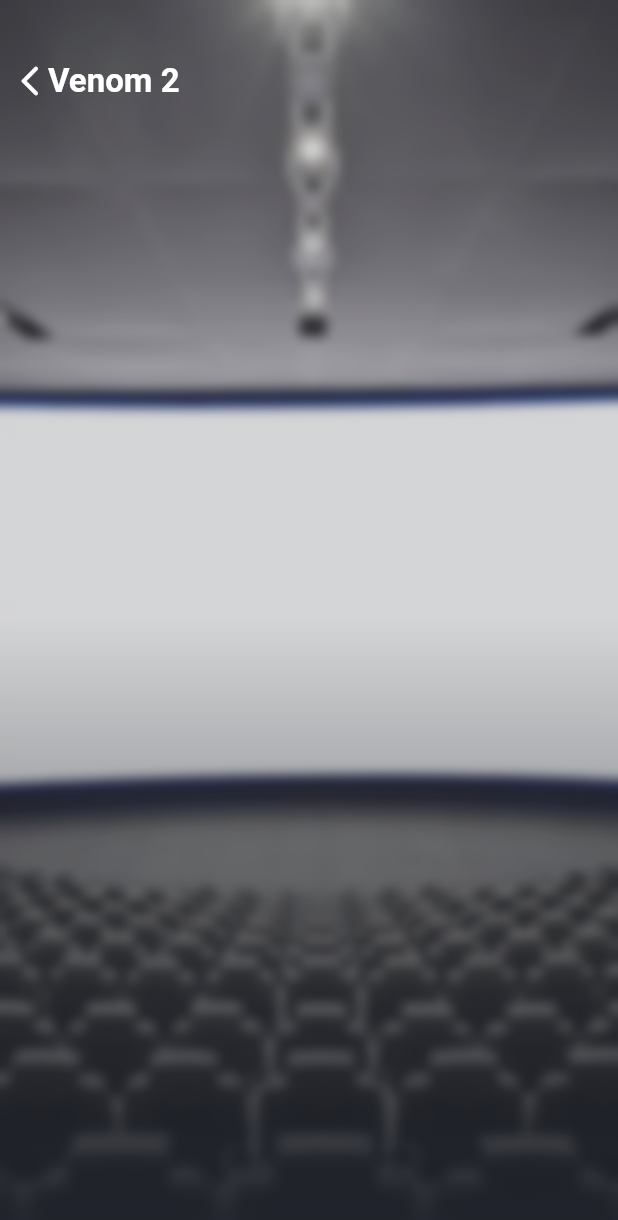
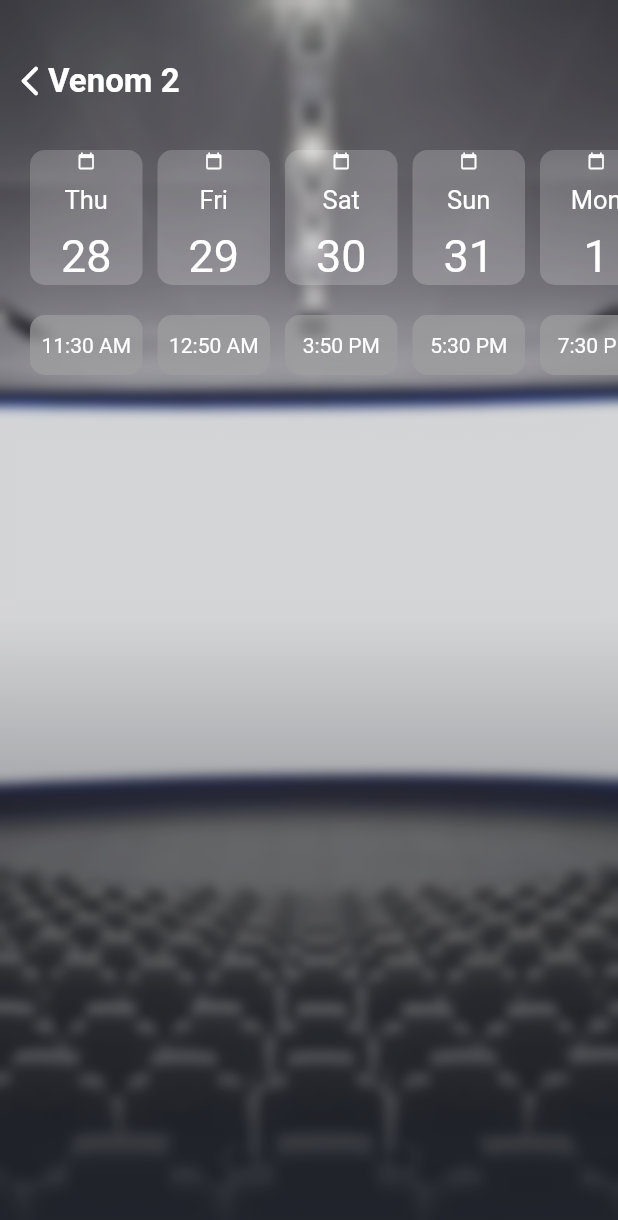
Before and after one commit to bceliktug/se380, a Flutter app: the screen it shows after launch, after a tap on "BOOK NOW", on a phone screen of 412 x 824 dp. Shown: the top 1220 px of the screen. Run offline on Flutter 3.47's test engine with Material 2 defaults, Android fonts, the phone set to English and light mode, and no system bars; our stand-ins replace firebase_auth, firebase_core, flutter_rating_bar, google_fonts, youtube_player_flutter; accounts and stored records are empty.

Commit message:
booknow date selection

```diff
--- a/lib/main.dart
+++ b/lib/main.dart
@@ -1,5 +1,6 @@
 import 'package:firebase_core/firebase_core.dart';
 import 'package:flutter/material.dart';
+import 'package:se380_project/screens/book/book_now.dart';
 import 'package:se380_project/widgets/films.dart';
 
 import 'screens/login.dart';
--- a/lib/screens/book/book_now.dart
+++ b/lib/screens/book/book_now.dart
@@ -3,7 +3,7 @@ import 'package:flutter/material.dart';
 import 'package:se380_project/widgets/datetime_model.dart';
 
 class Booknow extends StatefulWidget {
-  const Booknow({
+  Booknow({
     Key? key,
     required this.movieName,
   }) : super(key: key);
@@ -16,6 +16,7 @@ class Booknow extends StatefulWidget {
 class _BooknowState extends State<Booknow> {
   String movieName;
   _BooknowState(this.movieName);
+
   @override
   Widget build(BuildContext context) {
     return Scaffold(
@@ -75,6 +76,8 @@ class _BooknowState extends State<Booknow> {
         ),
         Positioned(
           top: 100,
+          left: 0,
+          right: 0,
           child: Container(
             padding: EdgeInsets.only(left: 20.0),
             height: 90,
@@ -85,10 +88,26 @@ class _BooknowState extends State<Booknow> {
               itemCount: DateTimeModel.listDate.length,
               itemBuilder: (context, index) {
                 return InkWell(
+                  onTap: () {
+                    setState(() {
+                      DateTimeModel.listDate[index].selected =
+                          !DateTimeModel.listDate[index].selected;
+                    });
+                  }, //======>>>> tek item seçilcek Hocaya sorulcak <<<<======
+                  child: Padding(
+                    padding: const EdgeInsets.only(right: 10),
                     child: SizedBox(
                       height: 100,
                       width: 75,
+                      child: DecoratedBox(
+                        decoration: BoxDecoration(
+                          borderRadius: BorderRadius.circular(10),
+                          color: DateTimeModel.listDate[index].selected
+                              ? Colors.amber.withOpacity(.4)
+                              : Colors.white.withOpacity(.2),
+                        ),
                         child: Column(
+                          mainAxisAlignment: MainAxisAlignment.center,
                           children: [
                             const Icon(
                               Icons.calendar_today,
@@ -114,11 +133,59 @@ class _BooknowState extends State<Booknow> {
                           ],
                         ),
                       ),
+                    ),
+                  ),
                 );
               },
             ),
           ),
-        )
+        ),
+        Positioned(
+          top: 210,
+          left: 0,
+          right: 0,
+          child: Container(
+            padding: EdgeInsets.only(left: 20),
+            height: 40,
+            width: 100,
+            child: ListView.builder(
+              physics: BouncingScrollPhysics(),
+              scrollDirection: Axis.horizontal,
+              itemCount: Time.listTime.length,
+              itemBuilder: (context, index) {
+                return InkWell(
+                  onTap: () {
+                    setState(() {
+                      Time.listTime[index].selected =
+                          !Time.listTime[index].selected;
+                    });
+                  },
+                  child: Padding(
+                    padding: const EdgeInsets.only(right: 10),
+                    child: SizedBox(
+                      height: 100,
+                      width: 75,
+                      child: DecoratedBox(
+                        decoration: BoxDecoration(
+                          borderRadius: BorderRadius.circular(10),
+                          color: Time.listTime[index].selected
+                              ? Colors.amber.withOpacity(.4)
+                              : Colors.grey.withOpacity(.7),
+                        ),
+                        child: Center(
+                          child: Text(
+                            Time.listTime[index].time,
+                            style: TextStyle(color: Colors.white),
+                          ),
+                        ),
+                      ),
+                    ),
+                  ),
+                );
+              },
+            ),
+          ),
+        ),
       ],
     ));
   }
--- a/lib/widgets/datetime_model.dart
+++ b/lib/widgets/datetime_model.dart
@@ -1,22 +1,33 @@
 class DateTimeModel {
   final String day;
   final String number;
+  bool selected = false;
 
-  DateTimeModel({required this.day, required this.number});
+  DateTimeModel(
+      {required this.day, required this.number, required this.selected});
 
   static List<DateTimeModel> listDate = [
-    DateTimeModel(day: "Thu", number: "28"),
-    DateTimeModel(day: "Fri", number: "29"),
-    DateTimeModel(day: "Sat", number: "30"),
-    DateTimeModel(day: "Sun", number: "31"),
-    DateTimeModel(day: "Mon", number: "1"),
-  ];
-
-  static List<String> listTime = [
-    "11:30 AM",
-    "12:50 AM"
-        "3:50 PM"
-        "5:30 PM"
-        "7:30 PM"
+    DateTimeModel(day: "Thu", number: "28", selected: false),
+    DateTimeModel(day: "Fri", number: "29", selected: false),
+    DateTimeModel(day: "Sat", number: "30", selected: false),
+    DateTimeModel(day: "Sun", number: "31", selected: false),
+    DateTimeModel(day: "Mon", number: "1", selected: false),
+    DateTimeModel(day: "Tue", number: "2", selected: false),
+    DateTimeModel(day: "Wed", number: "3", selected: false),
   ];
 }
+
+class Time {
+  final String time;
+  bool selected = false;
+
+  Time({required this.time, required this.selected});
+
+  static List<Time> listTime = [
+    Time(time: "11:30 AM", selected: false),
+    Time(time: "12:50 AM", selected: false),
+    Time(time: "3:50 PM", selected: false),
+    Time(time: "5:30 PM", selected: false),
+    Time(time: "7:30 PM", selected: false),
+  ];
+}
```
Lines whose indentation alone changed are shown as unchanged.
